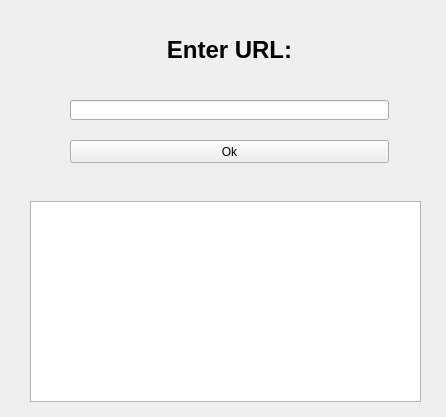
Above: ui/url_ui.ui from cra9had/task before the change. Below: the same form after it.
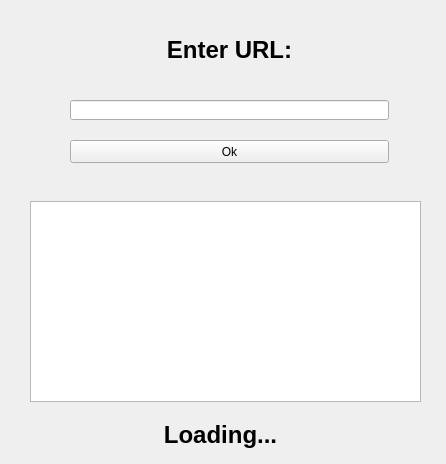
That is the form after the change.

Patch:
```diff
--- a/ui/url_ui.ui
+++ b/ui/url_ui.ui
@@ -7,7 +7,7 @@
     <x>0</x>
     <y>0</y>
     <width>446</width>
-    <height>417</height>
+    <height>464</height>
    </rect>
   </property>
   <property name="windowTitle">
@@ -63,6 +63,22 @@
      </rect>
     </property>
    </widget>
+   <widget class="QLabel" name="loading_label">
+    <property name="geometry">
+     <rect>
+      <x>70</x>
+      <y>420</y>
+      <width>301</width>
+      <height>31</height>
+     </rect>
+    </property>
+    <property name="text">
+     <string>&lt;h1&gt;Loading...&lt;/h1&gt;</string>
+    </property>
+    <property name="alignment">
+     <set>Qt::AlignCenter</set>
+    </property>
+   </widget>
   </widget>
  </widget>
  <resources/>
```
